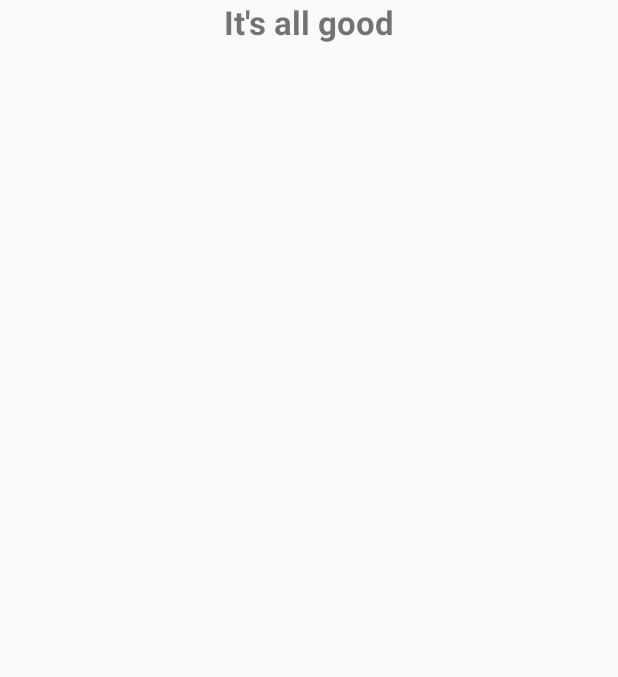
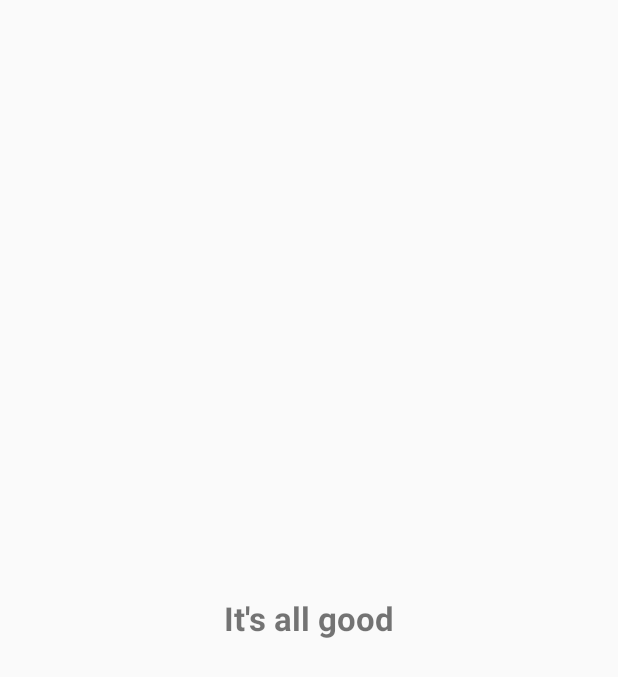
Before and after one commit to prashant31191/SpeechPlus, an Android app: the layout fragment_favorites_empty.xml on its own in the app's theme, with its tools: preview values and no code run, on a phone screen of 412 x 824 dp. Shown: the top 677 px of the screen. Run offline under Robolectric (Android 15) with nearby library versions, the phone set to English and light mode, and no system bars.

Commit message:
Add new layout for FavoritesFragment.java - fragment_favorites_empty.xml
If the patter's list in FavoritesFragment.java is empty it uses fragment_favorites_empty.xml, otherwise it uses fragment_favorites.xml

```diff
--- a/app/src/main/java/com/shavkunov/razvitie/samo/tabs/MyTwistersFragment.java
+++ b/app/src/main/java/com/shavkunov/razvitie/samo/tabs/MyTwistersFragment.java
@@ -92,7 +92,7 @@ public class MyTwistersFragment extends Fragment {
     private void setRecyclerView() {
         myTwistersRecycler.setLayoutManager(SettingsLayoutManager.
                 getLayoutManager(getContext()));
-        myTwistersRecycler.setAdapter(new RecyclerViewAdapter(getActivity(), listItems, true));
+        myTwistersRecycler.setAdapter(new RecyclerViewAdapter(getActivity(), listItems));
     }
 
     @Override
--- a/app/src/main/res/layout/fragment_favorites_empty.xml
+++ b/app/src/main/res/layout/fragment_favorites_empty.xml
@@ -1,14 +1,21 @@
 <?xml version="1.0" encoding="utf-8"?>
-<LinearLayout xmlns:android="http://schemas.android.com/apk/res/android"
-              android:orientation="vertical"
+<LinearLayout
+    xmlns:android="http://schemas.android.com/apk/res/android"
+    android:layout_width="match_parent"
+    android:layout_height="match_parent"
+    android:orientation="vertical">
+
+    <android.support.v4.widget.NestedScrollView
         android:layout_width="match_parent"
         android:layout_height="match_parent">
 
         <TextView
+            android:id="@+id/text1"
             android:layout_width="wrap_content"
             android:layout_height="wrap_content"
-        android:textStyle="bold"
+            android:layout_gravity="center"
+            android:text="It's all good"
             android:textSize="@dimen/title_size"
-        android:layout_gravity="center"
-        android:text="It's all good"/>
+            android:textStyle="bold"/>
+    </android.support.v4.widget.NestedScrollView>
 </LinearLayout>
```
Also changed, not shown: app/src/main/java/com/shavkunov/razvitie/samo/tabs/FavoritesFragment.java (+32 -7 lines). Lines whose indentation alone changed are shown as unchanged.
